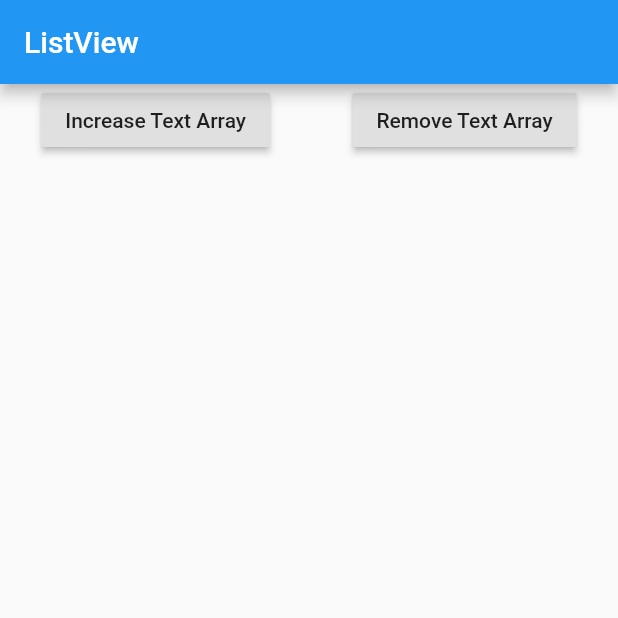
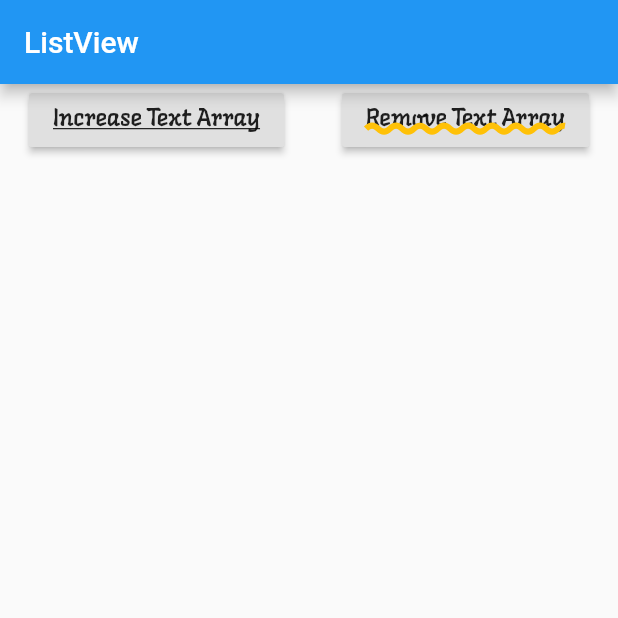
Before and after one commit to lewisccx/flutter_fundamental, a Flutter app: the screen it shows after launch, on a phone screen of 412 x 824 dp, the top half of it. Run offline on Flutter 3.47's test engine with Material 2 defaults, Android fonts, the light colour scheme and no system bars.

Commit message:
added textStyle

```diff
--- a/lib/main.dart
+++ b/lib/main.dart
@@ -47,8 +47,28 @@ class _MyAppState extends State<MyApp> {
             Row(
               mainAxisAlignment: MainAxisAlignment.spaceAround,
               children: <Widget>[
-                RaisedButton(child: Text("Increase Text Array"), onPressed: onButton1Clicked),
-                RaisedButton(child: Text("Remove Text Array"), onPressed: onButton2Clicked),
+                RaisedButton(
+                    child: Text(
+                      "Increase Text Array",
+                      style: TextStyle(
+                          fontFamily: "Langar",
+                          fontSize: 16,
+                          decoration: TextDecoration.underline),
+                    ),
+                    onPressed: onButton1Clicked),
+                RaisedButton(
+                    child: Text(
+                      "Remove Text Array",
+                      style: TextStyle(
+                        fontFamily: "Langar",
+                        fontSize: 16,
+                        decoration: TextDecoration.underline,
+                        decorationThickness: 5,
+                        decorationColor: Colors.amber,
+                        decorationStyle: TextDecorationStyle.wavy
+                      ),
+                    ),
+                    onPressed: onButton2Clicked),
               ],
             ),
             Column(
```
Also changed, not shown: pubspec.yaml (+4 -6 lines), fonts/Langar-Regular.ttf (added).
